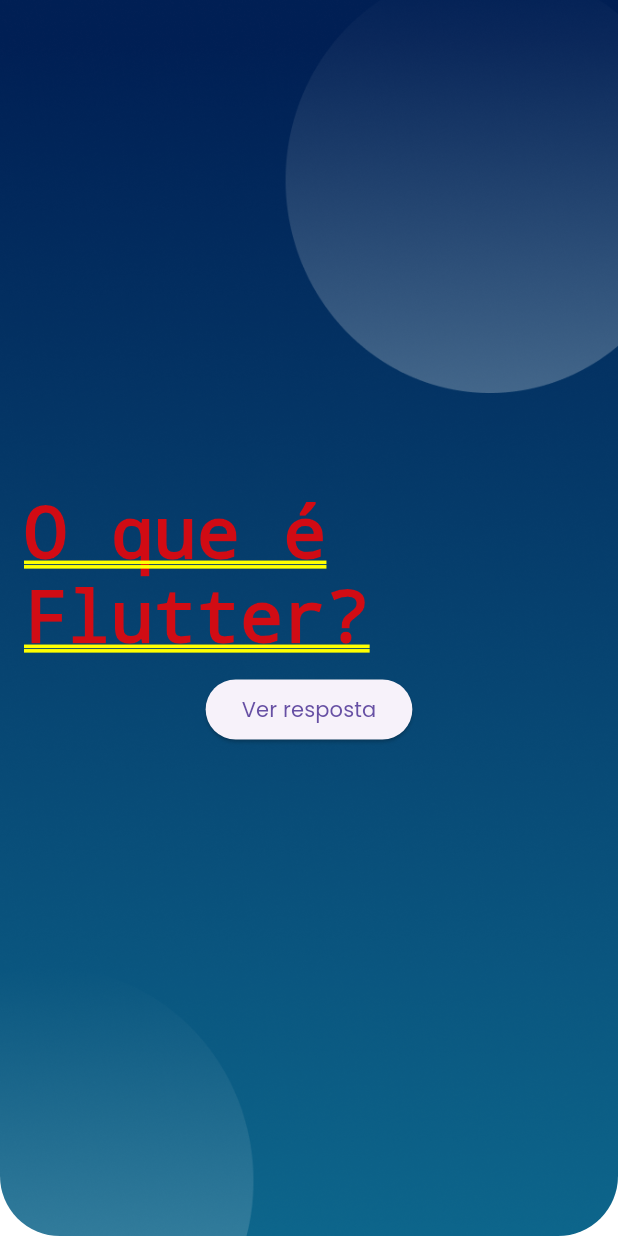
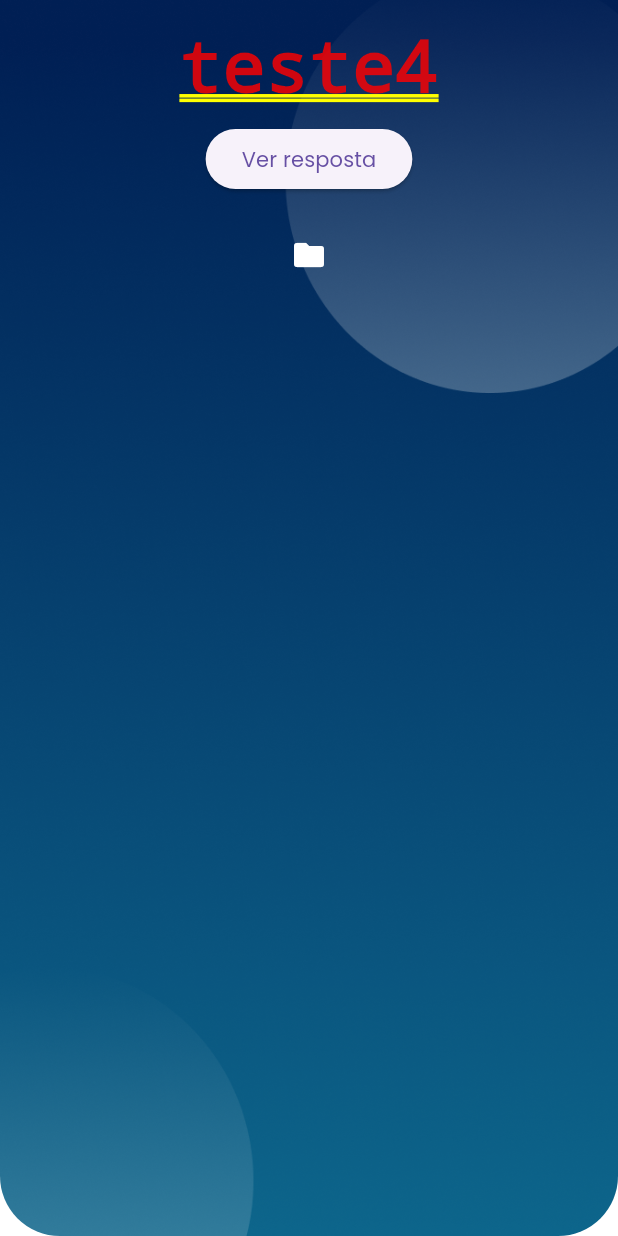
Before and after one commit to KauaBrenoQuerubino/Revisa-feito-em-Flutter, a Flutter app: the screen it shows after launch, on a phone screen of 412 x 824 dp. Run offline on Flutter 3.47's test engine with Material 3 defaults, Android fonts, the phone set to English and light mode, and no system bars.

Commit message:
sistema de trocar pergunta

```diff
--- a/lib/Compents/App_widget.dart
+++ b/lib/Compents/App_widget.dart
@@ -6,12 +6,24 @@
 
 class AppWidget extends StatelessWidget{
 
+    List<Map<String, String>> perguntas = [
+     {
+        "pergunta": "teste4",
+        "resposta": "teste resposta"
+      },
+      {
+        "pergunta": "test54",
+        "resposta": "teste resposta"
+      },
+      {
+        "pergunta": "test554",
+        "resposta": "teste resposta"
+      }
+    ];
 
 
   @override
   Widget build(BuildContext context) {
-
-    Map<String, String> perguntas = {"teste":"teste resposta"};
 
 
     return MaterialApp(
--- a/lib/Compents/Page/index/flashcard/FlashCard_Page.dart
+++ b/lib/Compents/Page/index/flashcard/FlashCard_Page.dart
@@ -2,7 +2,7 @@
 import 'package:revisai/Compents/model/Deck.dart';
 
 class FlashcardPage extends StatefulWidget {
-  final Map<String, String> perguntas;
+  final List<Map<String, String>> perguntas;
   const FlashcardPage({Key? key, required this.perguntas}) : super(key: key);
 
   @override
@@ -11,6 +11,7 @@
 
 class _FlashcardPageState extends State<FlashcardPage> {
   bool mostrarResposta = false;
+  int index = 0; // 👈 agora é estado
 
   Widget _flashcard(Map<String, String> perguntas) {
     return Container(
@@ -42,13 +43,30 @@
   }
 
   Widget _body() {
-    Map<String, String> perguntas = {
-      "pergunta": "O que é Flutter?",
-      "resposta": "Um framework para criar apps.",
-    };
+
 
     return Center(
-      child: _flashcard(perguntas),
+      child: Column(
+        children: [
+        _flashcard(widget.perguntas[index]),
+         IconButton(
+            onPressed: () {
+
+              print(widget.perguntas[index]);
+
+              setState(() {
+
+
+              if (index < widget.perguntas.length - 1) {
+                index++;
+                mostrarResposta = false; // reseta ao trocar
+              }
+            });
+            },
+            icon: Icon(Icons.folder, color: Colors.white),
+          ),
+        ],
+      )
     );
   }
 
```
